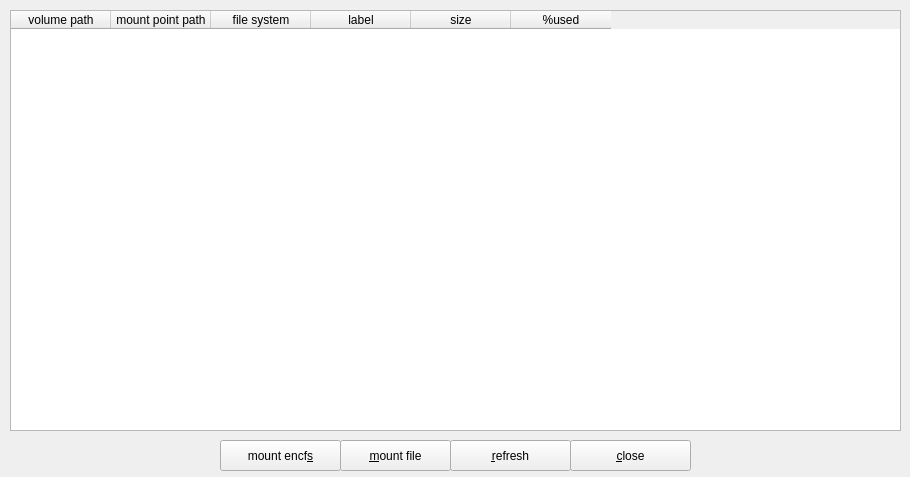
Qt form zuluMount-gui/mainwindow.ui (mhogomchungu/zuluCrypt) before a commit.
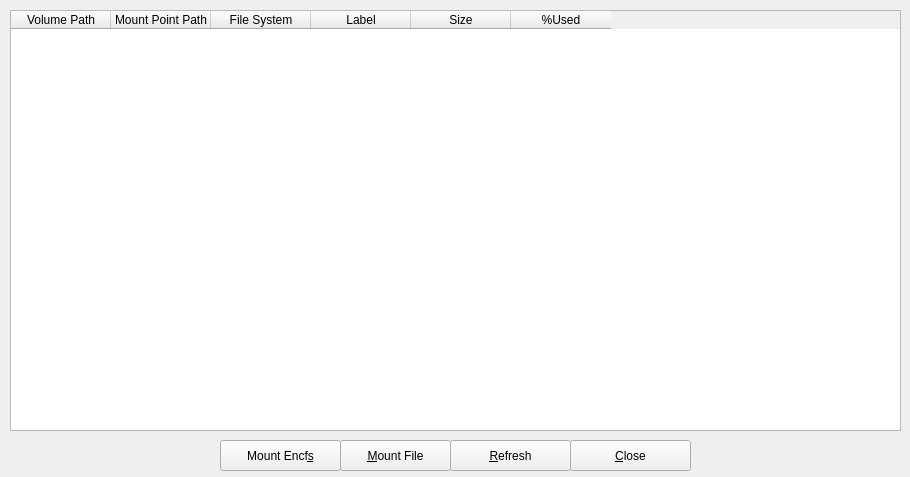
The same form after that commit. Icons and pictures are not drawn.

Diff of the .ui file:
```diff
--- a/zuluMount-gui/mainwindow.ui
+++ b/zuluMount-gui/mainwindow.ui
@@ -52,7 +52,7 @@
     </property>
     <column>
      <property name="text">
-      <string>volume path</string>
+      <string>Volume Path</string>
      </property>
      <property name="textAlignment">
       <set>AlignHCenter|AlignVCenter|AlignCenter</set>
@@ -60,7 +60,7 @@
     </column>
     <column>
      <property name="text">
-      <string>mount point path</string>
+      <string>Mount Point Path</string>
      </property>
      <property name="textAlignment">
       <set>AlignHCenter|AlignVCenter|AlignCenter</set>
@@ -68,7 +68,7 @@
     </column>
     <column>
      <property name="text">
-      <string>file system</string>
+      <string>File System</string>
      </property>
      <property name="textAlignment">
       <set>AlignHCenter|AlignVCenter|AlignCenter</set>
@@ -76,7 +76,7 @@
     </column>
     <column>
      <property name="text">
-      <string>label</string>
+      <string>Label</string>
      </property>
      <property name="textAlignment">
       <set>AlignHCenter|AlignVCenter|AlignCenter</set>
@@ -84,7 +84,7 @@
     </column>
     <column>
      <property name="text">
-      <string>size</string>
+      <string>Size</string>
      </property>
      <property name="textAlignment">
       <set>AlignHCenter|AlignVCenter|AlignCenter</set>
@@ -92,7 +92,7 @@
     </column>
     <column>
      <property name="text">
-      <string>%used</string>
+      <string>%Used</string>
      </property>
      <property name="textAlignment">
       <set>AlignHCenter|AlignVCenter|AlignCenter</set>
@@ -120,7 +120,7 @@
     </rect>
    </property>
    <property name="text">
-    <string>&amp;mount file</string>
+    <string>&amp;Mount File</string>
    </property>
    <property name="autoDefault">
     <bool>false</bool>
@@ -139,7 +139,7 @@
     </rect>
    </property>
    <property name="text">
-    <string>&amp;refresh</string>
+    <string>&amp;Refresh</string>
    </property>
   </widget>
   <widget class="QPushButton" name="pbclose">
@@ -152,7 +152,7 @@
     </rect>
    </property>
    <property name="text">
-    <string>&amp;close</string>
+    <string>&amp;Close</string>
    </property>
   </widget>
   <widget class="QPushButton" name="pbunlockencfs">
@@ -165,7 +165,7 @@
     </rect>
    </property>
    <property name="text">
-    <string>mount encf&amp;s</string>
+    <string>Mount Encf&amp;s</string>
    </property>
   </widget>
  </widget>
```
